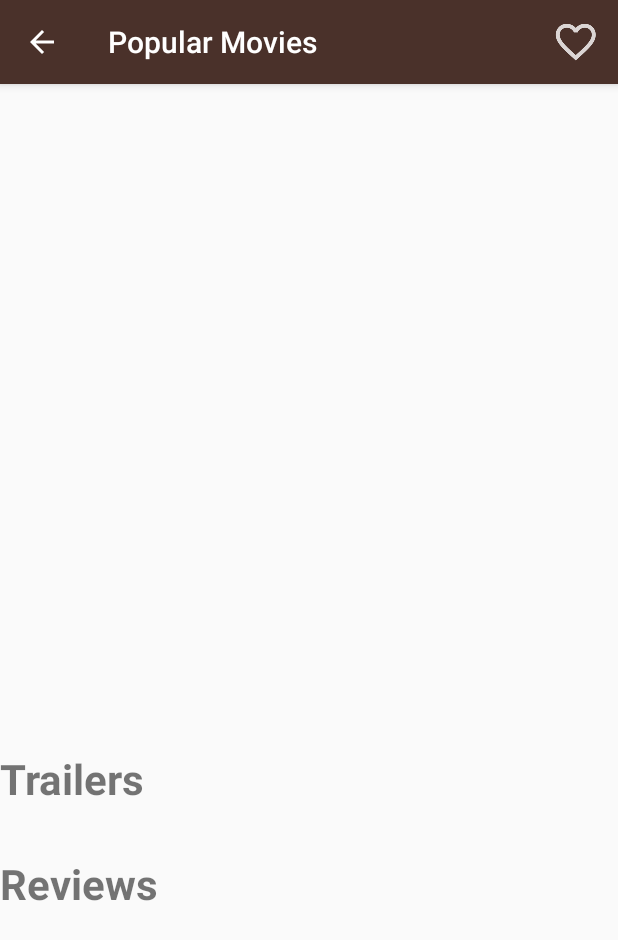
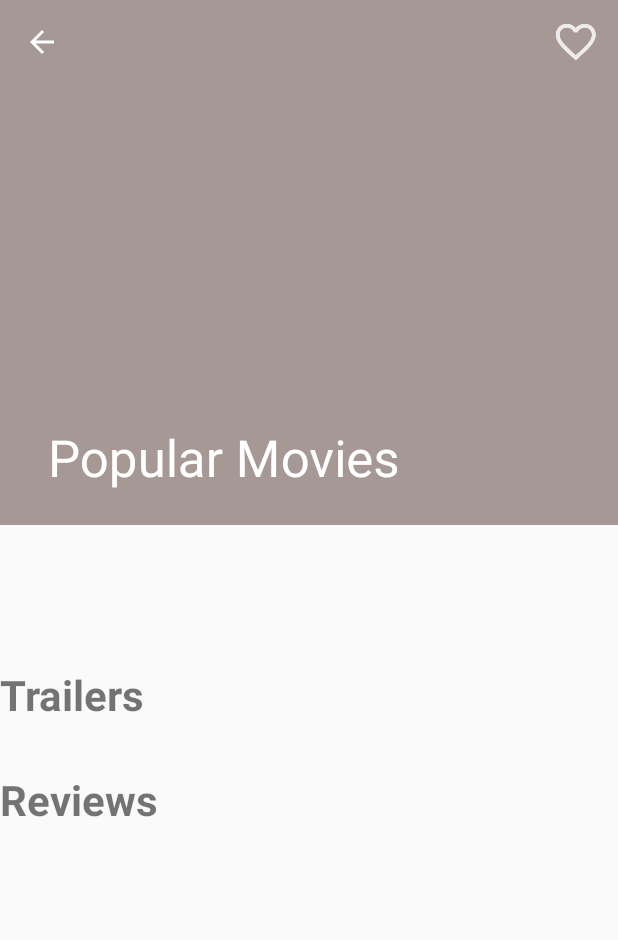
Before and after one commit to divincoder/PopularMovies, an Android app: the DetailsActivity screen opened directly, with no data from a screen before it, on a phone screen of 412 x 824 dp. Shown: the top 940 px of the screen. Run offline under Robolectric (Android 15) with nearby library versions, the phone set to English and light mode, and no system bars; our stand-ins replace ButterKnife; pictures from the network do not load; 11 statements that could not run were skipped.

Commit message:
Fixed favorite menu not showing up when a favorite movie is selected Fixed The UI not updating when a favorite movie is removed from the favorite list. added Collapsing toolbar for the MovieDetail activity.

```diff
--- a/app/src/main/AndroidManifest.xml
+++ b/app/src/main/AndroidManifest.xml
@@ -22,6 +22,7 @@
             </intent-filter>
         </activity>
         <activity android:name=".activty.DetailsActivity"
+            android:theme="@style/AppTheme.NoActionBar"
             android:parentActivityName=".activty.MainActivity">
         </activity>
 
--- a/app/src/main/java/com/example/ofoegbuvalentine/popularmovies/NetworkChecker.java
+++ b/app/src/main/java/com/example/ofoegbuvalentine/popularmovies/Utilities.java
@@ -10,7 +10,7 @@ import android.widget.Toast;
  * Created by Ofoegbu Valentine on 16/04/2017.
  */
 
-public class NetworkChecker {
+public class Utilities {
 
     public static boolean isNetworkConnected(Context context) {
         ConnectivityManager cm = (ConnectivityManager) context.getSystemService(Context.CONNECTIVITY_SERVICE);
--- a/app/src/main/java/com/example/ofoegbuvalentine/popularmovies/activty/DetailsActivity.java
+++ b/app/src/main/java/com/example/ofoegbuvalentine/popularmovies/activty/DetailsActivity.java
@@ -1,9 +1,11 @@
 package com.example.ofoegbuvalentine.popularmovies.activty;
 
 import android.database.Cursor;
+import android.support.design.widget.CollapsingToolbarLayout;
 import android.support.v7.app.AppCompatActivity;
 import android.os.Bundle;
 import android.support.v7.widget.RecyclerView;
+import android.support.v7.widget.Toolbar;
 import android.view.Menu;
 import android.view.MenuItem;
 import android.widget.ImageView;
@@ -11,7 +13,7 @@ import android.widget.TextView;
 import android.widget.Toast;
 
 import com.bumptech.glide.Glide;
-import com.example.ofoegbuvalentine.popularmovies.NetworkChecker;
+import com.example.ofoegbuvalentine.popularmovies.Utilities;
 import com.example.ofoegbuvalentine.popularmovies.R;
 import com.example.ofoegbuvalentine.popularmovies.adapter.MovieReviewsAdapter;
 import com.example.ofoegbuvalentine.popularmovies.adapter.MovieTrailerAdapter;
@@ -41,9 +43,6 @@ import static com.example.ofoegbuvalentine.popularmovies.adapter.MovieAdapter.MO
 public class DetailsActivity extends AppCompatActivity {
 
     private static final Service API_INTERFACE = Client.getClient().create(Service.class);
-
-    @BindView(R.id.tv_movie_title)
-    TextView mMovieTitle;
     @BindView(R.id.tv_rating)
     TextView mMovieRating;
     @BindView(R.id.tv_release_date)
@@ -60,31 +59,41 @@ public class DetailsActivity extends AppCompatActivity {
     TextView mReview;
     @BindView(R.id.tv_trailers)
     TextView mTrailer;
+    @BindView(R.id.collapse_toolBar)
+    CollapsingToolbarLayout toolbarLayout;
     private ArrayList<Trailer> mTrailersList = new ArrayList<>();
     private ArrayList<Review> mReviewsList = new ArrayList<>();
     private MovieTrailerAdapter mTrailerAdapter;
     private MovieReviewsAdapter mReviewsAdapter;
     private Movie selectedMovie;
 
-
     @Override
     protected void onCreate(Bundle savedInstanceState) {
         super.onCreate(savedInstanceState);
         setContentView(R.layout.activity_details);
+        Toolbar toolbar = (Toolbar) findViewById(R.id.toolbar2);
+        setSupportActionBar(toolbar);
+        getSupportActionBar().setDisplayHomeAsUpEnabled(true);
         ButterKnife.bind(this);
 
+        if(getIntent() != null){
+
             selectedMovie = getIntent().getParcelableExtra(MOVIE);
-
-        mMovieTitle.setText(selectedMovie.getTitle());
+            toolbarLayout.setTitle(selectedMovie.getTitle());
             mMovieRating.append("User Ratings \n" + getString(R.string.vote_average, selectedMovie.getVoteAverage()));
             mMovieReleaseDate.append("Release Date \n" + selectedMovie.getReleaseDate());
             mMovieOverview.setText(selectedMovie.getOverview());
             Glide.with(this)
                     .load(selectedMovie.getPosterUrl())
+                    .error(R.drawable.ic_error_black_24dp)
                     .into(mMoviePoster);
 
             getMovieTrailers();
             getMovieReviews();
+        } else {
+            Utilities.showToast(this, getString(R.string.error_toast), Toast.LENGTH_LONG);
+        }
+
     }
 
     private void getMovieTrailers() {
@@ -103,7 +112,7 @@ public class DetailsActivity extends AppCompatActivity {
             @Override
             public void onFailure(Call<JsonObject> call, Throwable t) {
                 t.printStackTrace();
-                NetworkChecker.showToast(DetailsActivity.this, getString(R.string.error_toast), Toast.LENGTH_LONG);
+                Utilities.showToast(DetailsActivity.this, getString(R.string.error_toast), Toast.LENGTH_LONG);
             }
         });
     }
@@ -124,7 +133,7 @@ public class DetailsActivity extends AppCompatActivity {
             @Override
             public void onFailure(Call<JsonObject> call, Throwable t) {
                 t.printStackTrace();
-                NetworkChecker.showToast(DetailsActivity.this, getString(R.string.error_toast), Toast.LENGTH_LONG);
+                Utilities.showToast(DetailsActivity.this, getString(R.string.error_toast), Toast.LENGTH_LONG);
             }
         });
     }
--- a/app/src/main/res/layout/activity_details.xml
+++ b/app/src/main/res/layout/activity_details.xml
@@ -1,44 +1,61 @@
 <?xml version="1.0" encoding="utf-8"?>
-<ScrollView xmlns:android="http://schemas.android.com/apk/res/android"
+<android.support.design.widget.CoordinatorLayout xmlns:android="http://schemas.android.com/apk/res/android"
+    xmlns:app="http://schemas.android.com/apk/res-auto"
     xmlns:tools="http://schemas.android.com/tools"
     android:layout_width="match_parent"
     android:layout_height="match_parent"
-    xmlns:app="http://schemas.android.com/apk/res-auto"
     tools:context="com.example.ofoegbuvalentine.popularmovies.activty.DetailsActivity">
 
-<LinearLayout xmlns:android="http://schemas.android.com/apk/res/android"
+    <android.support.design.widget.AppBarLayout
+        android:id="@+id/myAppBar"
+        android:layout_width="match_parent"
+        android:layout_height="@dimen/app_bar2_height"
+        android:fitsSystemWindows="true"
+        android:theme="@style/AppTheme.AppBarOverlay">
+
+        <android.support.design.widget.CollapsingToolbarLayout
+            android:id="@+id/collapse_toolBar"
             android:layout_width="match_parent"
             android:layout_height="match_parent"
-    android:orientation="vertical">
-
-    <FrameLayout
-        android:layout_width="match_parent"
-        android:layout_height="wrap_content">
+            android:background="@color/transparent"
+            app:contentScrim="?attr/colorPrimary"
+            android:fitsSystemWindows="true"
+            app:layout_scrollFlags="scroll|exitUntilCollapsed">
 
             <ImageView
                 android:id="@+id/im_movie_poster"
                 android:layout_width="match_parent"
-            android:layout_height="350dp"
+                android:layout_height="match_parent"
                 android:adjustViewBounds="true"
                 android:contentDescription="@string/movie_image"
                 android:scaleType="centerCrop"
+                app:layout_collapseMode="parallax"
                 tools:src="@drawable/cache" />
 
-        <TextView
-            android:id="@+id/tv_movie_title"
-            android:layout_width="250dp"
+            <android.support.v7.widget.Toolbar
+                android:id="@+id/toolbar2"
+                android:layout_width="match_parent"
+                android:layout_height="?attr/actionBarSize"
+                app:layout_collapseMode="pin"
+                app:popupTheme="@style/AppTheme.PopupOverlay">
+
+            </android.support.v7.widget.Toolbar>
+
+        </android.support.design.widget.CollapsingToolbarLayout>
+    </android.support.design.widget.AppBarLayout>
+
+    <android.support.v4.widget.NestedScrollView
+        android:id="@+id/scroll"
+        android:layout_width="match_parent"
+        android:layout_height="match_parent"
+        android:clipToPadding="false"
+        app:layout_behavior="@string/appbar_scrolling_view_behavior">
+
+        <LinearLayout xmlns:android="http://schemas.android.com/apk/res/android"
+            android:layout_width="match_parent"
             android:layout_height="wrap_content"
-            android:layout_gravity="bottom|start"
-            android:layout_margin="16dp"
-            android:ellipsize="none"
-            android:minLines="2"
-            android:scrollHorizontally="false"
-            android:textColor="@android:color/white"
-            android:textSize="30sp"
-            android:textStyle="bold"
-            tools:text="Boss Baby" />
+            android:orientation="vertical">
 
-    </FrameLayout>
 
             <LinearLayout
                 android:layout_width="match_parent"
@@ -51,8 +68,8 @@
                     android:layout_width="wrap_content"
                     android:layout_height="wrap_content"
                     android:layout_weight="1"
+                    android:textSize="15sp"
                     android:textStyle="bold"
-            android:textSize="15sp"
                     tools:text="2017-03-16" />
 
                 <TextView
@@ -66,19 +83,16 @@
 
             </LinearLayout>
 
-        <!--Space
-            android:layout_width="match_parent"
-            android:layout_height="10dp" /-->
-
             <TextView
                 android:id="@+id/tv_overview"
                 android:layout_width="match_parent"
                 android:layout_height="wrap_content"
-            android:textSize="18sp"
-            android:layout_marginLeft="6sp"
-            android:layout_marginRight="6sp"
-            tools:text="@string/movie_plot">
-        </TextView>
+                android:layout_marginLeft="@dimen/text_margins"
+                android:layout_marginStart="@dimen/text_margins"
+                android:layout_marginRight="@dimen/text_margins"
+                android:layout_marginEnd="@dimen/text_margins"
+                android:textSize="@dimen/tv_overview_size"
+                tools:text="@string/movie_plot" />
 
             <Space
                 android:layout_width="match_parent"
@@ -89,7 +103,7 @@
                 android:layout_width="match_parent"
                 android:layout_height="wrap_content"
                 android:text="@string/trailers"
-        android:textSize="28sp"
+                android:textSize="@dimen/tv_trailer_size"
                 android:textStyle="bold" />
 
             <Space
@@ -116,7 +130,7 @@
                 android:layout_width="match_parent"
                 android:layout_height="wrap_content"
                 android:text="@string/reviews"
-        android:textSize="28sp"
+                android:textSize="@dimen/tv_reviews_size"
                 android:textStyle="bold" />
 
             <Space
@@ -135,4 +149,6 @@
                 tools:listitem="@layout/movie_review_item" />
 
         </LinearLayout>
-</ScrollView>
+
+    </android.support.v4.widget.NestedScrollView>
+</android.support.design.widget.CoordinatorLayout>
--- a/app/src/main/res/layout/movie_item.xml
+++ b/app/src/main/res/layout/movie_item.xml
@@ -2,14 +2,14 @@
 <android.support.v7.widget.CardView xmlns:android="http://schemas.android.com/apk/res/android"
     xmlns:tools="http://schemas.android.com/tools"
     style="@style/CardView.Light"
-    android:layout_width="wrap_content"
+    android:layout_width="match_parent"
     android:layout_height="wrap_content"
-    android:layout_margin="10dp"
+    android:layout_margin="@dimen/card_view_margin"
     android:foreground="?android:selectableItemBackground">
 
     <ImageView
         android:id="@+id/movie_image"
-        android:layout_width="wrap_content"
+        android:layout_width="match_parent"
         android:layout_height="wrap_content"
         android:adjustViewBounds="true"
         android:contentDescription="@string/movie_image"
--- a/app/src/main/res/values/colors.xml
+++ b/app/src/main/res/values/colors.xml
@@ -3,4 +3,6 @@
     <color name="colorPrimary">#4A312A</color>
     <color name="colorPrimaryDark">#2F1D1A</color>
     <color name="colorAccent">#FF4081</color>
+    <color name="transparent">#80FFFFFF</color>
+    <color name="white">#FFFFFF</color>
 </resources>
--- a/app/src/main/res/values/dimens.xml
+++ b/app/src/main/res/values/dimens.xml
@@ -3,4 +3,10 @@
     <dimen name="app_bar_height">180dp</dimen>
     <dimen name="text_margin">16dp</dimen>
     <dimen name="image_final_width">32dp</dimen>
+    <dimen name="app_bar2_height">350dp</dimen>
+    <dimen name="text_margins">6dp</dimen>
+    <dimen name="tv_overview_size">18sp</dimen>
+    <dimen name="tv_trailer_size">28sp</dimen>
+    <dimen name="tv_reviews_size">28sp</dimen>
+    <dimen name="card_view_margin">10dp</dimen>
 </resources>
```
Also changed, not shown: app/src/main/java/com/example/ofoegbuvalentine/popularmovies/activty/MainActivity.java (+88 -55 lines). Lines whose indentation alone changed are shown as unchanged.
